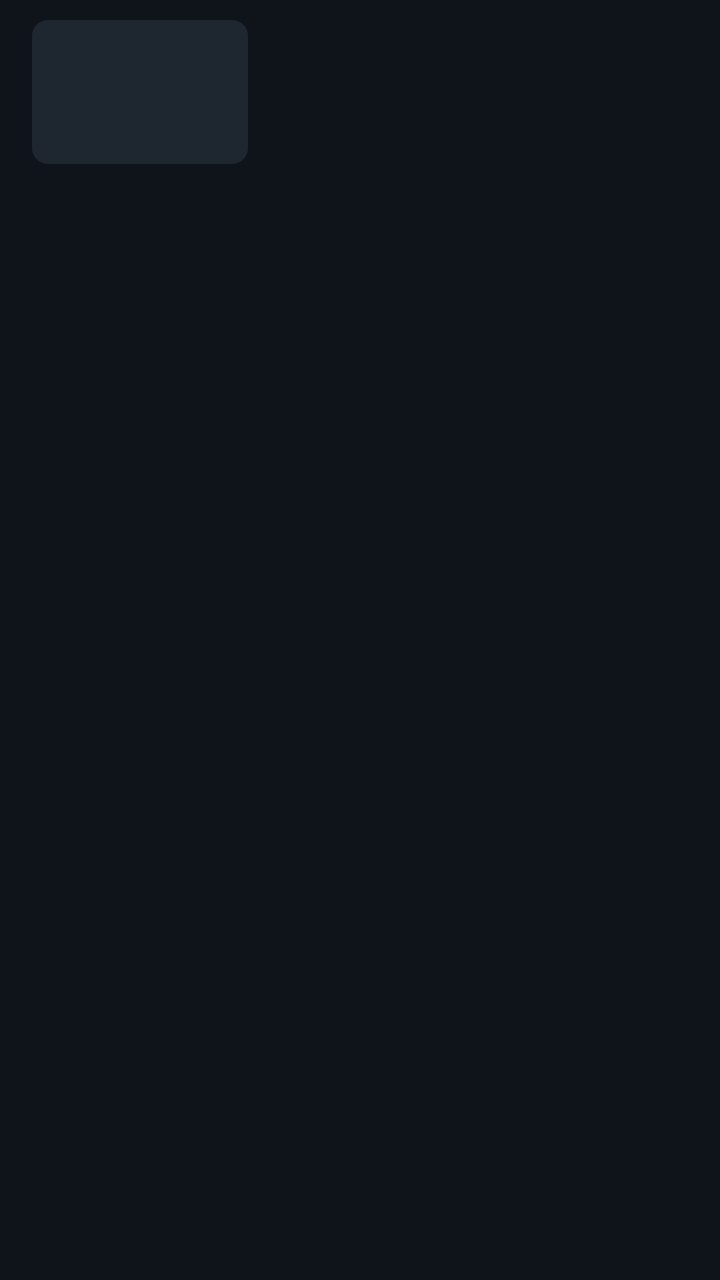
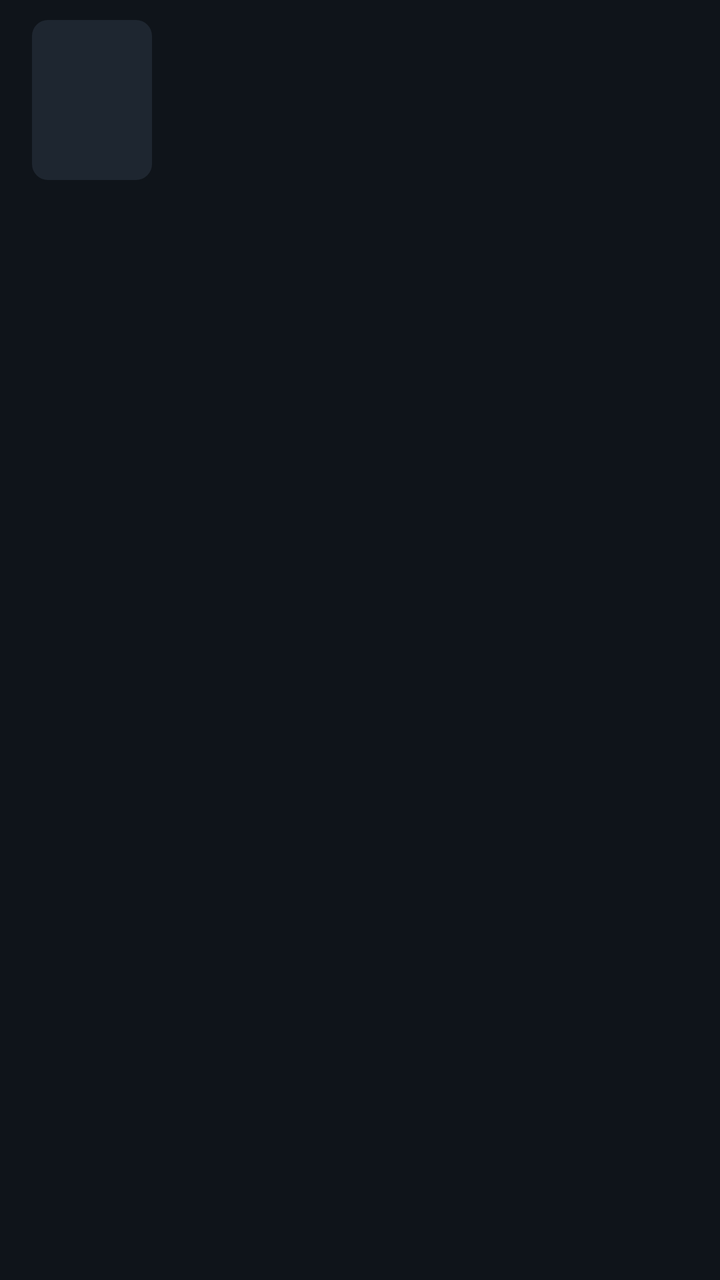

An Android layout rendered at two revisions. The XML below is the earlier revision; the diff shows what the commit changed to produce the second picture.
<!-- AndroidManifest.xml: application theme Theme.GameRadar -->
<!-- res/layout/item_game.xml -->
<?xml version="1.0" encoding="utf-8"?>
<LinearLayout xmlns:android="http://schemas.android.com/apk/res/android"
    xmlns:app="http://schemas.android.com/apk/res-auto"
    android:layout_width="match_parent"
    android:layout_height="wrap_content"
    android:background="?attr/selectableItemBackground"
    android:orientation="horizontal"
    android:paddingStart="16dp"
    android:paddingTop="10dp"
    android:paddingEnd="16dp"
    android:paddingBottom="10dp">

    <com.google.android.material.imageview.ShapeableImageView
        android:id="@+id/cover"
        android:layout_width="108dp"
        android:layout_height="72dp"
        android:background="@color/placeholder"
        android:scaleType="centerCrop"
        app:shapeAppearanceOverlay="@style/RoundedImage" />

    <LinearLayout
        android:layout_width="0dp"
        android:layout_height="wrap_content"
        android:layout_marginStart="12dp"
        android:layout_weight="1"
        android:orientation="vertical">

        <TextView
            android:id="@+id/title"
            android:layout_width="match_parent"
            android:layout_height="wrap_content"
            android:ellipsize="end"
            android:maxLines="2"
            android:textColor="?android:attr/textColorPrimary"
            android:textSize="16sp"
            android:textStyle="bold" />

        <TextView
            android:id="@+id/date"
            android:layout_width="match_parent"
            android:layout_height="wrap_content"
            android:layout_marginTop="2dp"
            android:textColor="?android:attr/textColorSecondary"
            android:textSize="13sp" />

        <LinearLayout
            android:id="@+id/badges"
            android:layout_width="wrap_content"
            android:layout_height="wrap_content"
            android:layout_marginTop="5dp"
            android:orientation="horizontal" />

        <TextView
            android:id="@+id/genres"
            android:layout_width="match_parent"
            android:layout_height="wrap_content"
            android:layout_marginTop="4dp"
            android:ellipsize="end"
            android:maxLines="1"
            android:textColor="?android:attr/textColorSecondary"
            android:textSize="12sp" />
    </LinearLayout>
</LinearLayout>
<!-- resources referenced by this layout -->
<resources>
  <color name="placeholder">#1E2630</color>
  <style name="RoundedImage">
          <item name="cornerFamily">rounded</item>
          <item name="cornerSize">8dp</item>
      </style>
  <style name="Theme.GameRadar" parent="Theme.Material3.Dark.NoActionBar">
          <item name="colorPrimary">@color/accent</item>
          <item name="colorOnPrimary">#0B0F14</item>
          <item name="colorSecondaryContainer">#24384D</item>
          <item name="android:colorBackground">@color/bg</item>
          <item name="colorSurface">@color/bg</item>
          <item name="android:statusBarColor">@color/bg</item>
          <item name="android:navigationBarColor">@color/bg</item>
      </style>
  <color name="accent">#5CC8FF</color>
  <color name="bg">#0F141A</color>
</resources>

<!-- the commit's change to res/layout/item_game.xml (unified diff, before → after) -->
@@ -12,8 +12,8 @@
 
     <com.google.android.material.imageview.ShapeableImageView
         android:id="@+id/cover"
-        android:layout_width="108dp"
-        android:layout_height="72dp"
+        android:layout_width="60dp"
+        android:layout_height="80dp"
         android:background="@color/placeholder"
         android:scaleType="centerCrop"
         app:shapeAppearanceOverlay="@style/RoundedImage" />
